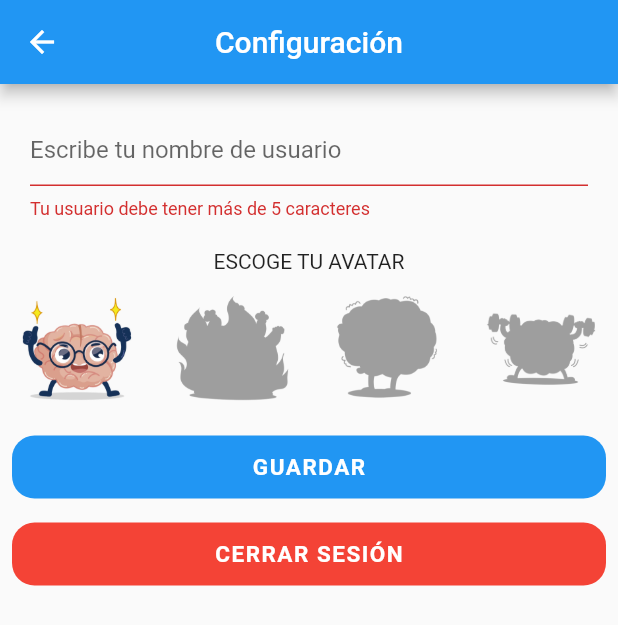
After one commit to davidgcs11/testapp_timed, a Flutter app: the DashboardPageBase screen opened directly, after a tap on the "settings" icon, on a phone screen of 412 x 824 dp. The commit adds this screen. Shown: the top 625 px of the screen. Run offline on Flutter 3.47's test engine with Material 2 defaults, Android fonts, the light colour scheme and no system bars; our stand-ins replace fluttertoast, shared_preferences; accounts and stored records are empty.

Commit message:
Added settings feature, without remote api just local data

```diff
--- a/lib/pages/dashboard/dashboard_page.dart
+++ b/lib/pages/dashboard/dashboard_page.dart
@@ -1,21 +1,37 @@
 import 'package:flutter/material.dart';
 import 'package:provider/provider.dart';
-import 'package:testtimed/providers/global/auth_service.dart';
+import 'package:testtimed/providers/local/dashboard_service.dart';
 
 class DashboardPage extends StatelessWidget {
   const DashboardPage({Key key}) : super(key: key);
 
   @override
   Widget build(BuildContext context) {
-    AuthService authService = Provider.of<AuthService>(context, listen: false);
+    return MultiProvider(
+      providers: [
+        ChangeNotifierProvider(
+          create: (context) => DashboardService(),
+        )
+      ],
+      child: DashboardPageBase(),
+    );
+  }
+}
+
+class DashboardPageBase extends StatelessWidget {
+  const DashboardPageBase({Key key}) : super(key: key);
+
+  @override
+  Widget build(BuildContext context) {
+    DashboardService dashboardService = Provider.of<DashboardService>(context);
     return Scaffold(
       appBar: AppBar(
         title: Text('Recepción'),
         centerTitle: true,
         actions: <Widget>[
           IconButton(
-            icon: Icon(Icons.delete_sweep),
-            onPressed: () => authService.logout(),
+            icon: Icon(Icons.settings),
+            onPressed: () => dashboardService.goToSettings(context),
           )
         ],
       ),
--- /dev/null
+++ b/lib/pages/settings/components/photo_card.dart
@@ -0,0 +1,32 @@
+import 'package:flutter/material.dart';
+import 'package:provider/provider.dart';
+import 'package:testtimed/models/user_model.dart';
+import 'package:testtimed/providers/local/settings_service.dart';
+
+class PhotoCard extends StatelessWidget {
+  final int photoIndex;
+  const PhotoCard({Key key, @required this.photoIndex}) : super(key: key);
+
+  @override
+  Widget build(BuildContext context) {
+    String photoURL = parsePhotoToLocal(Photo.values[photoIndex]);
+    SettingService settingService = Provider.of<SettingService>(context);
+    bool isSelectedPhoto = photoIndex == settingService.selectedPhoto;
+    return Padding(
+      padding: const EdgeInsets.all(8.0),
+      child: GestureDetector(
+        onTap: () => settingService.selectNewIndex(photoIndex),
+        child: Container(
+          padding: EdgeInsets.all(5),
+          child: ColorFiltered(
+            colorFilter: ColorFilter.mode(
+              isSelectedPhoto ? Colors.transparent : Colors.grey,
+              isSelectedPhoto ? BlendMode.saturation : BlendMode.srcIn,
+            ),
+            child: Image.asset(photoURL),
+          ),
+        ),
+      ),
+    );
+  }
+}
--- /dev/null
+++ b/lib/pages/settings/settings_page.dart
@@ -0,0 +1,121 @@
+import 'package:flutter/material.dart';
+import 'package:provider/provider.dart';
+import 'package:testtimed/models/user_model.dart';
+import 'package:testtimed/pages/settings/components/photo_card.dart';
+import 'package:testtimed/providers/local/settings_service.dart';
+
+class SettingsPage extends StatelessWidget {
+  const SettingsPage({Key key}) : super(key: key);
+
+  @override
+  Widget build(BuildContext context) {
+    return MultiProvider(providers: [
+      ChangeNotifierProvider(
+        create: (context) => SettingService(context),
+      )
+    ], child: SettingsPageBase());
+  }
+}
+
+class SettingsPageBase extends StatelessWidget {
+  const SettingsPageBase({Key key}) : super(key: key);
+
+  @override
+  Widget build(BuildContext context) {
+    SettingService settingService = Provider.of<SettingService>(context);
+    return Scaffold(
+      appBar: AppBar(
+        title: Text('Configuración'),
+        centerTitle: true,
+      ),
+      body: Column(
+        children: <Widget>[
+          Padding(
+            padding: const EdgeInsets.all(20),
+            child: TextFormField(
+              controller: settingService.usernameController,
+              decoration: InputDecoration(
+                hintText: 'Escribe tu nombre de usuario',
+              ),
+              validator: (input) =>
+                  settingService.validateUsername(input: input)
+                      ? null
+                      : 'Tu usuario debe tener más de 5 caracteres',
+              autovalidate: true,
+            ),
+          ),
+          Text('ESCOGE TU AVATAR'),
+          Row(
+            mainAxisAlignment: MainAxisAlignment.spaceEvenly,
+            children: <Widget>[
+              for (var i = 0; i < Photo.values.length; i++)
+                Expanded(
+                  child: PhotoCard(
+                    photoIndex: i,
+                  ),
+                ),
+            ],
+          ),
+          Padding(
+            padding: const EdgeInsets.all(8.0),
+            child: GestureDetector(
+              onTap: () => settingService.save(context),
+              child: Container(
+                width: MediaQuery.of(context).size.width,
+                decoration: BoxDecoration(
+                  borderRadius: BorderRadius.all(
+                    Radius.circular(15),
+                  ),
+                  color: Theme.of(context).primaryColor,
+                ),
+                child: Padding(
+                  padding: const EdgeInsets.symmetric(vertical: 12),
+                  child: Center(
+                    child: Text(
+                      'GUARDAR',
+                      style: TextStyle(
+                        color: Colors.white,
+                        fontSize: 15,
+                        letterSpacing: 1,
+                        fontWeight: FontWeight.bold,
+                      ),
+                    ),
+                  ),
+                ),
+              ),
+            ),
+          ),
+          Padding(
+            padding: const EdgeInsets.all(8.0),
+            child: GestureDetector(
+              onTap: () => settingService.logout(context),
+              child: Container(
+                width: MediaQuery.of(context).size.width,
+                decoration: BoxDecoration(
+                  borderRadius: BorderRadius.all(
+                    Radius.circular(15),
+                  ),
+                  color: Colors.red,
+                ),
+                child: Padding(
+                  padding: const EdgeInsets.symmetric(vertical: 12),
+                  child: Center(
+                    child: Text(
+                      'CERRAR SESIÓN',
+                      style: TextStyle(
+                        color: Colors.white,
+                        fontSize: 15,
+                        letterSpacing: 1,
+                        fontWeight: FontWeight.bold,
+                      ),
+                    ),
+                  ),
+                ),
+              ),
+            ),
+          ),
+        ],
+      ),
+    );
+  }
+}
--- a/lib/providers/global/auth_service.dart
+++ b/lib/providers/global/auth_service.dart
@@ -22,7 +22,7 @@ class AuthService with ChangeNotifier {
     notifyListeners();
   }
 
-  logout() async {
+  Future<void> logout() async {
     user = null;
     await AuthController.deleteUser();
     notifyListeners();
--- /dev/null
+++ b/lib/providers/local/dashboard_service.dart
@@ -0,0 +1,12 @@
+import 'package:flutter/material.dart';
+import 'package:testtimed/pages/settings/settings_page.dart';
+
+class DashboardService with ChangeNotifier {
+  goToSettings(BuildContext context) {
+    Navigator.of(context).push(
+      MaterialPageRoute(
+        builder: (context) => SettingsPage(),
+      ),
+    );
+  }
+}
--- /dev/null
+++ b/lib/providers/local/settings_service.dart
@@ -0,0 +1,62 @@
+import 'package:flutter/cupertino.dart';
+import 'package:flutter/foundation.dart';
+import 'package:flutter/material.dart';
+import 'package:fluttertoast/fluttertoast.dart';
+import 'package:provider/provider.dart';
+import 'package:testtimed/models/user_model.dart';
+import 'package:testtimed/pages/login/login_page.dart';
+import 'package:testtimed/providers/global/auth_service.dart';
+
+class SettingService with ChangeNotifier {
+  TextEditingController usernameController;
+  int selectedPhoto;
+
+  SettingService(BuildContext context) {
+    AuthService authService = Provider.of<AuthService>(context, listen: false);
+    if (authService.user == null) {
+      usernameController = TextEditingController();
+      selectedPhoto = 0;
+    } else {
+      usernameController =
+          TextEditingController(text: authService.user.username);
+      selectedPhoto = authService.user.photo.index;
+    }
+  }
+
+  bool validateUsername({String input}) {
+    String text = input ?? usernameController.text;
+    return RegExp('^.{5,}').hasMatch(text);
+  }
+
+  void selectNewIndex(int index) {
+    selectedPhoto = index;
+    notifyListeners();
+  }
+
+  save(BuildContext context) async {
+    if (validateUsername()) {
+      AuthService authService =
+          Provider.of<AuthService>(context, listen: false);
+      User newUser = User(
+        username: usernameController.text,
+        photo: Photo.values[selectedPhoto],
+      );
+      await authService.setUser(newUser);
+      await Fluttertoast.cancel();
+      Fluttertoast.showToast(msg: 'Cambios guardados');
+    } else {
+      await Fluttertoast.cancel();
+      Fluttertoast.showToast(msg: 'Escribe un usuario válido');
+    }
+  }
+
+  logout(BuildContext context) async {
+    AuthService authService = Provider.of<AuthService>(context, listen: false);
+    await authService.logout();
+    Navigator.of(context).pushReplacement(
+      MaterialPageRoute(
+        builder: (context) => LoginPage(),
+      ),
+    );
+  }
+}
```
